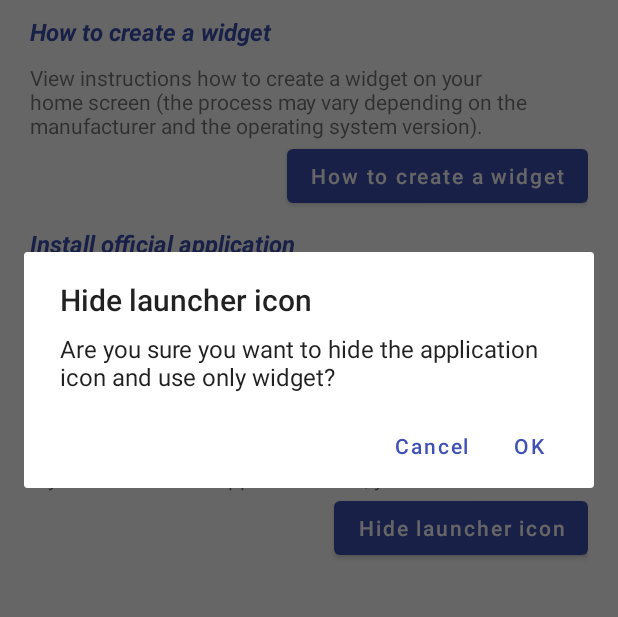
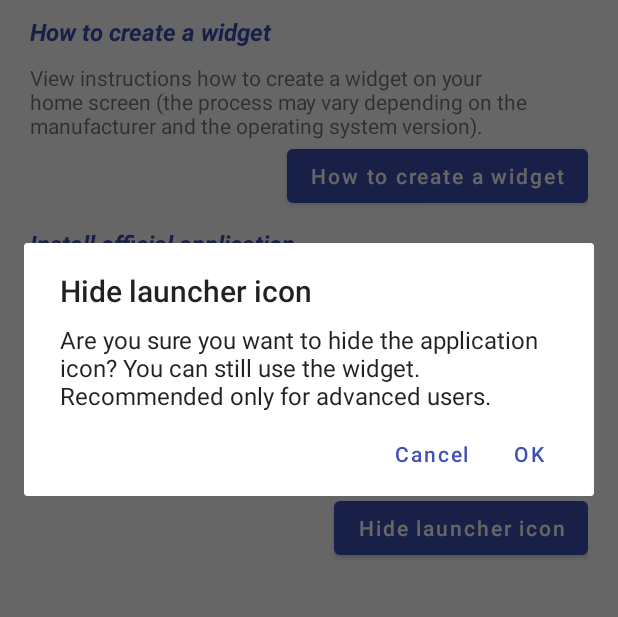
Before and after one commit to rhidasi/balance-widget-tr, an Android app: the screen it shows after launch (MainActivity), after a tap on "Hide launcher icon", on a phone screen of 412 x 824 dp, the part 248-865 px from its top. Run offline under Robolectric (Android 15) with nearby library versions, the phone set to English and light mode, and no system bars.

Commit message:
Update strings resources

```diff
--- a/app/src/main/java/sk/hidasi/balance_tr/BalanceWidgetHelper.java
+++ b/app/src/main/java/sk/hidasi/balance_tr/BalanceWidgetHelper.java
@@ -170,11 +170,13 @@ class BalanceWidgetHelper {
 		intent.setAction(BalanceWidget.ACTION_WIDGET_CONFIG);
 		intent.putExtra(WIDGET_ID, widgetId);
 		PendingIntent configIntent = PendingIntent.getBroadcast(context, widgetId, intent, PendingIntent.FLAG_UPDATE_CURRENT);
+		NotificationCompat.Style bigStyle = new NotificationCompat.BigTextStyle().bigText(context.getString(R.string.notification_text));
 
 		Notification notification = new NotificationCompat.Builder(context, CHANNEL_ID)
 				.setSmallIcon(R.drawable.ic_error_outline_black_24dp)
 				.setContentTitle(context.getString(R.string.notification_title))
 				.setContentText(context.getString(R.string.notification_text))
+				.setStyle(bigStyle)
 				.setPriority(NotificationCompat.PRIORITY_DEFAULT)
 				.setContentIntent(configIntent)
 				.setAutoCancel(true)
--- a/app/src/main/res/values/strings.xml
+++ b/app/src/main/res/values/strings.xml
@@ -6,17 +6,17 @@
     <string name="app_url" translatable="false">"https://github.com/rhidasi/balance-widget-tr"</string>
     <string name="app_copyright" translatable="false">Copyright &#169; 2018</string>
     <string name="app_version" translatable="false">%1$s - %2$d (%3$s-%4$d)</string>
-    <string name="app_rate">Rate this app</string>
-    <string name="app_rate_text">Please support this application with good rating.</string>
-    <string name="app_homepage">Homepage</string>
     <string name="apache_license" translatable="false">Apache License, Version 2.0</string>
     <string name="apache_license_url" translatable="false">http://www.apache.org/licenses/LICENSE-2.0</string>
-    <string name="libraries">Libraries</string>
     <string name="okhttp" translatable="false">OkHttp</string>
     <string name="okhttp_url" translatable="false">"https://github.com/square/okhttp"</string>
     <string name="butterknife" translatable="false">Butter Knife</string>
     <string name="butterknife_url" translatable="false">"http://jakewharton.github.io/butterknife"</string>
     <string name="widget_text_loading" translatable="false">&#8230; &#8364;</string>
+    <string name="app_rate">Rate this app</string>
+    <string name="app_rate_text">Please support this application with good rating.</string>
+    <string name="app_homepage">Homepage</string>
+    <string name="libraries">Libraries</string>
     <string name="save_widget">Apply</string>
     <string name="card_serial_hint">Serial number of the card</string>
     <string name="enter_10_digits">Enter 10 digits</string>
@@ -27,20 +27,20 @@
     <string name="about">About</string>
     <string name="license">License</string>
     <string name="hint">Hint: single tap to update balance, double tap to configure settings</string>
-    <string name="disclaimer">Please note that the &appname; application is not an official software of Edenred Slovakia, s.r.o. Functionality in the future can not be guaranteed.</string>
+    <string name="disclaimer">Please note that the &appname; application is not an official software of Edenred Slovakia, s.r.o. Functionality in the future cannot be guaranteed.</string>
     <string name="description_title">Description</string>
     <string name="description_text">&appname; is an open source application displaying the balance on Ticket Restaurant&#174; dietary tickets from Edenred Slovakia, s.r.o. The application displays the account balance in a simple widget.</string>
     <string name="how_to_create">How to create a widget</string>
     <string name="how_to_create_text">View instructions how to create a "widget" on your home screen (the process may vary depending on the manufacturer and the operating system version).</string>
     <string name="install_official_app">Install official application</string>
-    <string name="install_official_app_text">If you don\'t need a widget, install the official application of Edenred Slovakia, s.r.o.</string>
+    <string name="install_official_app_text">Don\'t need a widget? Install the official application of Edenred Slovakia, s.r.o.</string>
     <string name="hide_launcher_icon">Hide launcher icon</string>
-    <string name="hide_launcher_icon_text">If you don\'t need an application icon, you can hide it.</string>
-    <string name="hide_launcher_icon_warning">Are you sure you want to hide the application icon and use only widget?</string>
+    <string name="hide_launcher_icon_text">Don\'t need an application icon anymore? You can hide it.</string>
+    <string name="hide_launcher_icon_warning">Are you sure you want to hide the application icon? You can still use the widget. Recommended only for advanced users.</string>
     <string name="notification_channel_name">&appname; notification</string>
     <string name="notification_channel_description">This notification appears if the card input data is invalid.</string>
     <string name="notification_title">&appname; error</string>
-    <string name="notification_text">Check the card input data</string>
+    <string name="notification_text">Failed to get the balance on your card.\nPlease check the card numbers.</string>
     <string name="restore_launcher_icon">Restore launcher icon</string>
     <string name="restore_launcher_icon_text">The launcher icon of this application is hidden.</string>
     <string name="restore_launcher_icon_warning">Are you sure you want to restore the application icon?</string>
```
Also changed, not shown: 1 other file.
